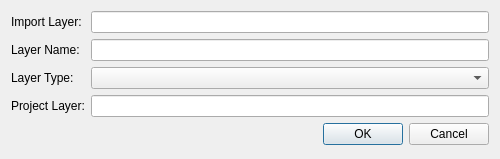
Above: src/ui/add_layer_dialog.ui from Riverscapes/QRiS before the change. Below: the same form after it.
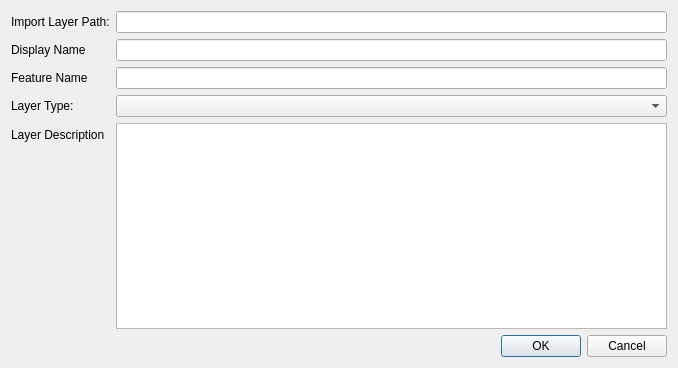
That is the form after the change. Icons and pictures are not drawn.

Commit message: Refactors project extents

The edit to the form file:
```diff
--- a/src/ui/add_layer_dialog.ui
+++ b/src/ui/add_layer_dialog.ui
@@ -6,8 +6,8 @@
    <rect>
     <x>0</x>
     <y>0</y>
-    <width>500</width>
-    <height>159</height>
+    <width>678</width>
+    <height>368</height>
    </rect>
   </property>
   <property name="windowTitle">
@@ -21,7 +21,7 @@
    <item row="0" column="0">
     <widget class="QLabel" name="label_2">
      <property name="text">
-      <string>Import Layer:</string>
+      <string>Import Layer Path:</string>
      </property>
     </widget>
    </item>
@@ -35,38 +35,34 @@
    <item row="1" column="0">
     <widget class="QLabel" name="label">
      <property name="text">
-      <string>Layer Name:</string>
+      <string>Display Name</string>
      </property>
     </widget>
    </item>
    <item row="1" column="1">
     <widget class="QLineEdit" name="txtLayerName"/>
    </item>
-   <item row="2" column="0">
+   <item row="3" column="0">
     <widget class="QLabel" name="label_4">
      <property name="text">
       <string>Layer Type:</string>
      </property>
     </widget>
    </item>
-   <item row="2" column="1">
-    <widget class="QComboBox" name="cboLayerType"/>
-   </item>
-   <item row="3" column="0">
-    <widget class="QLabel" name="label_3">
-     <property name="text">
-      <string>Project Layer:</string>
-     </property>
-    </widget>
-   </item>
    <item row="3" column="1">
-    <widget class="QLineEdit" name="txtProjectLayerPath">
-     <property name="readOnly">
-      <bool>true</bool>
+    <widget class="QComboBox" name="comboBox_layer_type"/>
+   </item>
+   <item row="4" column="0">
+    <widget class="QLabel" name="label_5">
+     <property name="text">
+      <string>Layer Description</string>
      </property>
     </widget>
    </item>
    <item row="4" column="1">
+    <widget class="QPlainTextEdit" name="plainTextEdit_layer_description"/>
+   </item>
+   <item row="6" column="1">
     <widget class="QDialogButtonBox" name="buttonBox">
      <property name="orientation">
       <enum>Qt::Horizontal</enum>
@@ -76,6 +72,20 @@
      </property>
     </widget>
    </item>
+   <item row="2" column="1">
+    <widget class="QLineEdit" name="lineEdit_feature_name">
+     <property name="readOnly">
+      <bool>true</bool>
+     </property>
+    </widget>
+   </item>
+   <item row="2" column="0">
+    <widget class="QLabel" name="label_3">
+     <property name="text">
+      <string>Feature Name</string>
+     </property>
+    </widget>
+   </item>
   </layout>
  </widget>
  <resources/>
```
Left out of the diff: 4 changed lines with no effect on the pictures. The commit also changes 10 other files.
